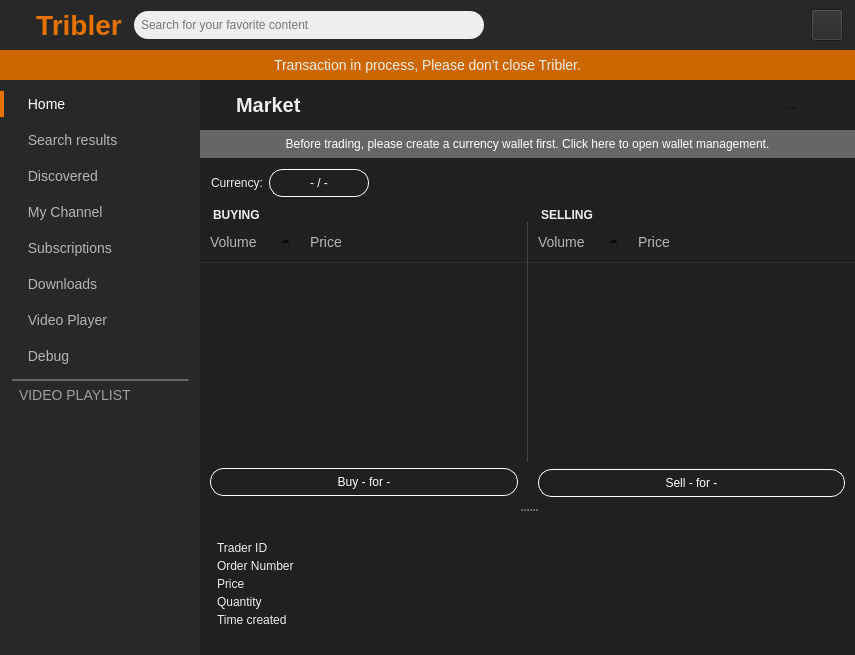
devos50/tribler, file TriblerGUI/qt_resources/mainwindow.ui: the form before one commit.
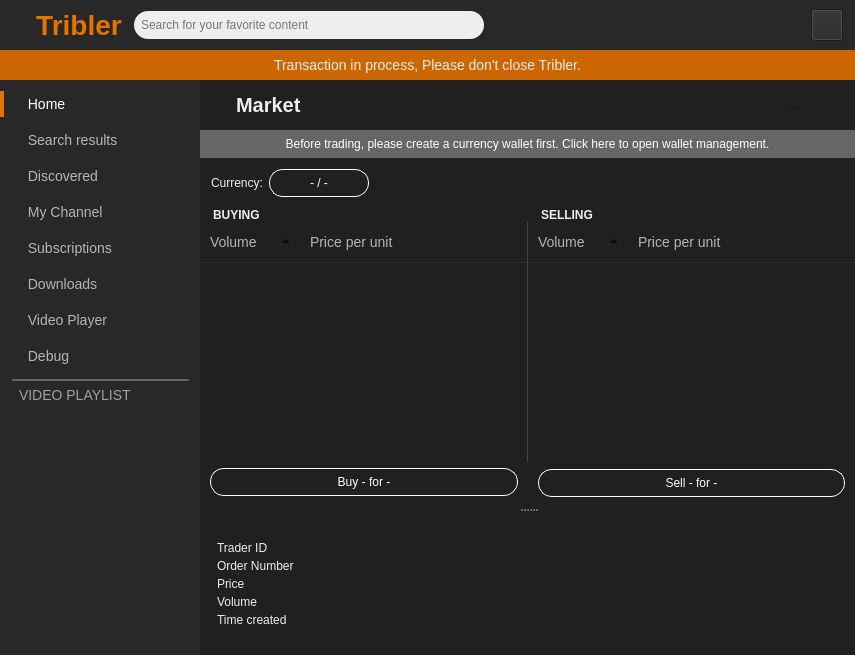
The form after the commit. The open tabs and pages were chosen to show the change. Icons and pictures are not drawn. Custom widgets are drawn as their Qt base class.

```diff
--- a/TriblerGUI/qt_resources/mainwindow.ui
+++ b/TriblerGUI/qt_resources/mainwindow.ui
@@ -9718,7 +9718,7 @@
                       </column>
                       <column>
                        <property name="text">
-                        <string>Price</string>
+                        <string>Price per unit</string>
                        </property>
                       </column>
                      </widget>
@@ -9879,7 +9879,7 @@
                       </column>
                       <column>
                        <property name="text">
-                        <string>Price</string>
+                        <string>Price per unit</string>
                        </property>
                       </column>
                      </widget>
@@ -10052,7 +10052,7 @@
                        <item row="3" column="0">
                         <widget class="QLabel" name="label_55">
                          <property name="text">
-                          <string>Quantity</string>
+                          <string>Volume</string>
                          </property>
                         </widget>
                        </item>
```
Left out of the diff: 6 changed lines with no effect on the pictures.
